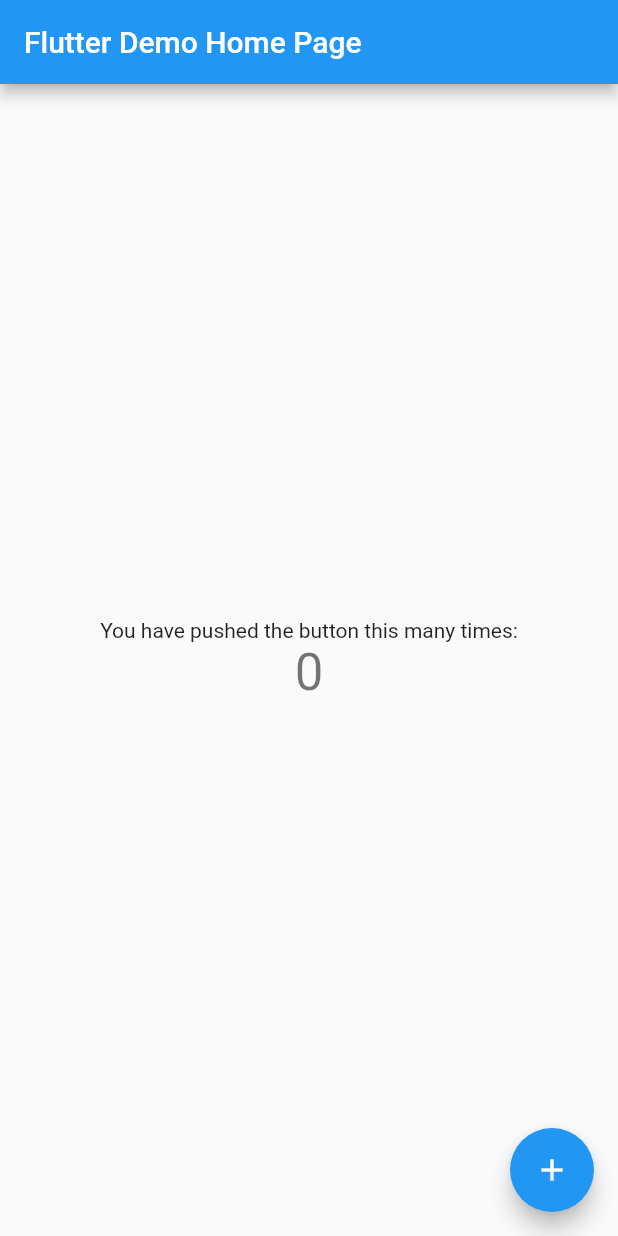
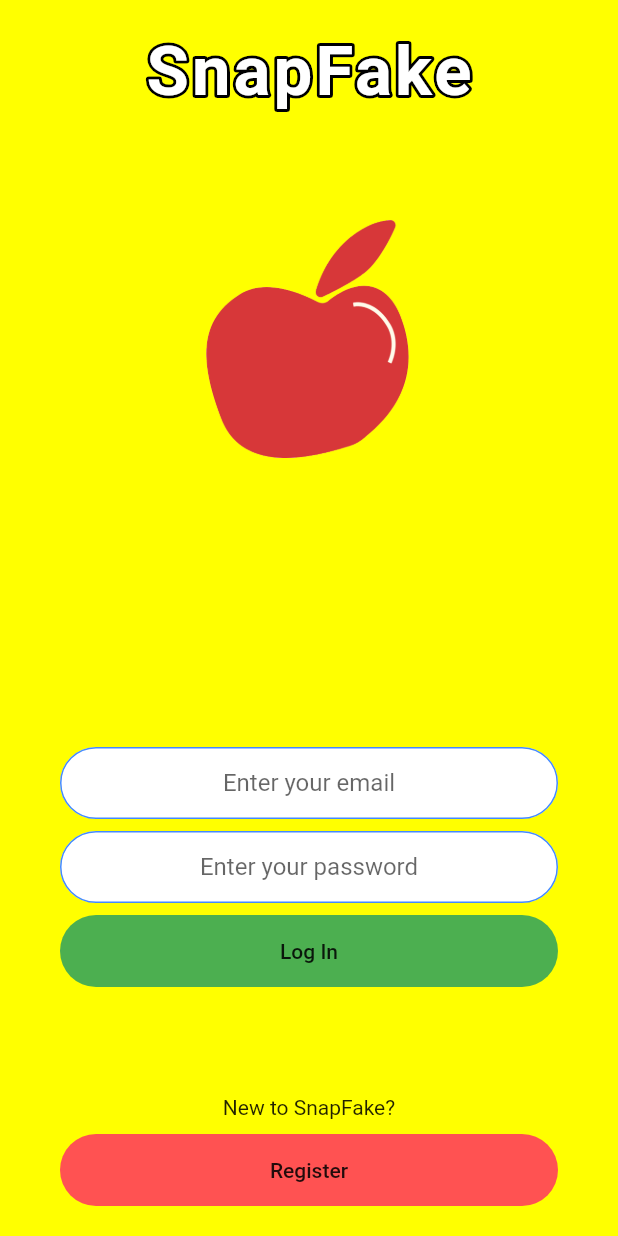
Before and after one commit to stefannovak/snapfake, a Flutter app: the screen it shows after launch, on a phone screen of 412 x 824 dp. Run offline on Flutter 3.47's test engine with Material 2 defaults, Android fonts, the phone set to English and light mode, and no system bars; drawn by our look-alikes of bordered_text.

Commit message:
changed package names to my own. beginning work on camera, story and chat screens

```diff
--- /dev/null
+++ b/lib/constants.dart
@@ -0,0 +1,25 @@
+import 'package:flutter/material.dart';
+
+const kTextFieldDecoration = InputDecoration(
+  fillColor: Colors.white,
+  filled: true,
+  contentPadding: EdgeInsets.symmetric(vertical: 10.0, horizontal: 20.0),
+  border: OutlineInputBorder(
+    borderRadius: BorderRadius.all(Radius.circular(32.0)),
+  ),
+  enabledBorder: OutlineInputBorder(
+    borderSide: BorderSide(color: Colors.blueAccent, width: 1.0),
+    borderRadius: BorderRadius.all(Radius.circular(32.0)),
+  ),
+  focusedBorder: OutlineInputBorder(
+    borderSide: BorderSide(color: Colors.blueAccent, width: 2.0),
+    borderRadius: BorderRadius.all(Radius.circular(32.0)),
+  ),
+);
+
+const kTitleStyle = TextStyle(
+  fontSize: 46.0,
+  fontWeight: FontWeight.bold,
+  color: Colors.white,
+  letterSpacing: 2.0,
+);
--- a/lib/main.dart
+++ b/lib/main.dart
@@ -1,117 +1,22 @@
 import 'package:flutter/material.dart';
+import 'package:snapfake/screens/camera_screen.dart';
+import 'package:snapfake/screens/home_screen.dart';
+import 'package:snapfake/screens/registration_screen.dart';
 
 void main() {
   runApp(MyApp());
 }
 
 class MyApp extends StatelessWidget {
-  // This widget is the root of your application.
   @override
   Widget build(BuildContext context) {
     return MaterialApp(
-      title: 'Snapfake',
-      theme: ThemeData(
-        // This is the theme of your application.
-        //
-        // Try running your application with "flutter run". You'll see the
-        // application has a blue toolbar. Then, without quitting the app, try
-        // changing the primarySwatch below to Colors.green and then invoke
-        // "hot reload" (press "r" in the console where you ran "flutter run",
-        // or simply save your changes to "hot reload" in a Flutter IDE).
-        // Notice that the counter didn't reset back to zero; the application
-        // is not restarted.
-        primarySwatch: Colors.blue,
-        // This makes the visual density adapt to the platform that you run
-        // the app on. For desktop platforms, the controls will be smaller and
-        // closer together (more dense) than on mobile platforms.
-        visualDensity: VisualDensity.adaptivePlatformDensity,
-      ),
-      home: MyHomePage(title: 'Flutter Demo Home Page'),
+      initialRoute: HomeScreen.id,
+      routes: {
+        HomeScreen.id: (context) => HomeScreen(),
+        CameraScreen.id: (context) => CameraScreen(),
+        RegistrationScreen.id: (context) => RegistrationScreen(),
+      },
     );
   }
 }
-
-class MyHomePage extends StatefulWidget {
-  MyHomePage({Key key, this.title}) : super(key: key);
-
-  // This widget is the home page of your application. It is stateful, meaning
-  // that it has a State object (defined below) that contains fields that affect
-  // how it looks.
-
-  // This class is the configuration for the state. It holds the values (in this
-  // case the title) provided by the parent (in this case the App widget) and
-  // used by the build method of the State. Fields in a Widget subclass are
-  // always marked "final".
-
-  final String title;
-
-  @override
-  _MyHomePageState createState() => _MyHomePageState();
-}
-
-class _MyHomePageState extends State<MyHomePage> {
-  int _counter = 0;
-
-  void _incrementCounter() {
-    setState(() {
-      // This call to setState tells the Flutter framework that something has
-      // changed in this State, which causes it to rerun the build method below
-      // so that the display can reflect the updated values. If we changed
-      // _counter without calling setState(), then the build method would not be
-      // called again, and so nothing would appear to happen.
-      _counter++;
-    });
-  }
-
-  @override
-  Widget build(BuildContext context) {
-    // This method is rerun every time setState is called, for instance as done
-    // by the _incrementCounter method above.
-    //
-    // The Flutter framework has been optimized to make rerunning build methods
-    // fast, so that you can just rebuild anything that needs updating rather
-    // than having to individually change instances of widgets.
-    return Scaffold(
-      appBar: AppBar(
-        // Here we take the value from the MyHomePage object that was created by
-        // the App.build method, and use it to set our appbar title.
-        title: Text(widget.title),
-      ),
-      body: Center(
-        // Center is a layout widget. It takes a single child and positions it
-        // in the middle of the parent.
-        child: Column(
-          // Column is also a layout widget. It takes a list of children and
-          // arranges them vertically. By default, it sizes itself to fit its
-          // children horizontally, and tries to be as tall as its parent.
-          //
-          // Invoke "debug painting" (press "p" in the console, choose the
-          // "Toggle Debug Paint" action from the Flutter Inspector in Android
-          // Studio, or the "Toggle Debug Paint" command in Visual Studio Code)
-          // to see the wireframe for each widget.
-          //
-          // Column has various properties to control how it sizes itself and
-          // how it positions its children. Here we use mainAxisAlignment to
-          // center the children vertically; the main axis here is the vertical
-          // axis because Columns are vertical (the cross axis would be
-          // horizontal).
-          mainAxisAlignment: MainAxisAlignment.center,
-          children: <Widget>[
-            Text(
-              'You have pushed the button this many times:',
-            ),
-            Text(
-              '$_counter',
-              style: Theme.of(context).textTheme.headline4,
-            ),
-          ],
-        ),
-      ),
-      floatingActionButton: FloatingActionButton(
-        onPressed: _incrementCounter,
-        tooltip: 'Increment',
-        child: Icon(Icons.add),
-      ), // This trailing comma makes auto-formatting nicer for build methods.
-    );
-  }
-}
--- /dev/null
+++ b/lib/screens/home_screen.dart
@@ -0,0 +1,115 @@
+import 'package:bordered_text/bordered_text.dart';
+import 'package:flutter/material.dart';
+import 'package:snapfake/screens/camera_screen.dart';
+import 'package:snapfake/screens/registration_screen.dart';
+
+import '../constants.dart';
+
+class HomeScreen extends StatelessWidget {
+  static String id = "home_screen";
+
+  @override
+  Widget build(BuildContext context) {
+    return MaterialApp(
+      color: Colors.yellowAccent,
+      home: Scaffold(
+        backgroundColor: Colors.yellowAccent,
+        body: SafeArea(
+          child: Container(
+            margin: EdgeInsets.symmetric(horizontal: 40.0, vertical: 20.0),
+            child: Column(
+              crossAxisAlignment: CrossAxisAlignment.stretch,
+              mainAxisAlignment: MainAxisAlignment.spaceBetween,
+              children: <Widget>[
+                BorderedText(
+                  strokeColor: Colors.black,
+                  strokeWidth: 4.0,
+                  child: Text(
+                    "SnapFake",
+                    style: kTitleStyle,
+                  ),
+                ),
+                Flexible(
+                  child: Hero(
+                    tag: 'logo',
+                    child: Container(
+                      height: 160.0,
+                      child: Image.asset('images/logo.png'),
+                    ),
+                  ),
+                ),
+                SizedBox(
+                  height: 48.0,
+                ),
+                Column(
+                  crossAxisAlignment: CrossAxisAlignment.stretch,
+                  children: <Widget>[
+                    TextField(
+                      keyboardType: TextInputType.emailAddress,
+                      textAlign: TextAlign.center,
+                      onChanged: (value) {
+                        //Do something with the user input.
+                      },
+                      decoration: kTextFieldDecoration.copyWith(
+                        hintText: "Enter your email",
+                      ),
+                    ),
+                    SizedBox(
+                      height: 8.0,
+                    ),
+                    TextField(
+                      obscureText: true,
+                      textAlign: TextAlign.center,
+                      onChanged: (value) {
+                        //Do something with the user input.
+                      },
+                      decoration: kTextFieldDecoration.copyWith(
+                          hintText: "Enter your password"),
+                    ),
+                    SizedBox(
+                      height: 8.0,
+                    ),
+                    FlatButton(
+                      shape: RoundedRectangleBorder(
+                        borderRadius: BorderRadius.circular(32.0),
+                      ),
+                      padding: EdgeInsets.symmetric(vertical: 16.0),
+                      onPressed: () {
+                        Navigator.pushNamed(context, CameraScreen.id);
+                      },
+                      child: Text("Log In"),
+                      color: Colors.green,
+                    )
+                  ],
+                ),
+                Column(
+                  crossAxisAlignment: CrossAxisAlignment.stretch,
+                  children: <Widget>[
+                    Align(
+                      child: Text("New to SnapFake?"),
+                      alignment: Alignment.center,
+                    ),
+                    SizedBox(
+                      height: 10.0,
+                    ),
+                    FlatButton(
+                      shape: RoundedRectangleBorder(
+                        borderRadius: BorderRadius.circular(32.0),
+                      ),
+                      padding: EdgeInsets.symmetric(vertical: 16.0),
+                      onPressed: () {
+                        Navigator.pushNamed(context, RegistrationScreen.id);
+                      },
+                      child: Text("Register"),
+                      color: Colors.redAccent,
+                    ),
+                  ],
+                ),
+              ],
+            ),
+          ),
+        ),
+      ),
+    );
+  }
+}
```
Also changed, not shown: lib/screens/camera_screen.dart (added, +18 -0 lines), lib/screens/registration_screen.dart (added, +73 -0 lines), pubspec.yaml (+3 -53 lines), images/logo.png (added), pubspec.lock, 8 other files.
